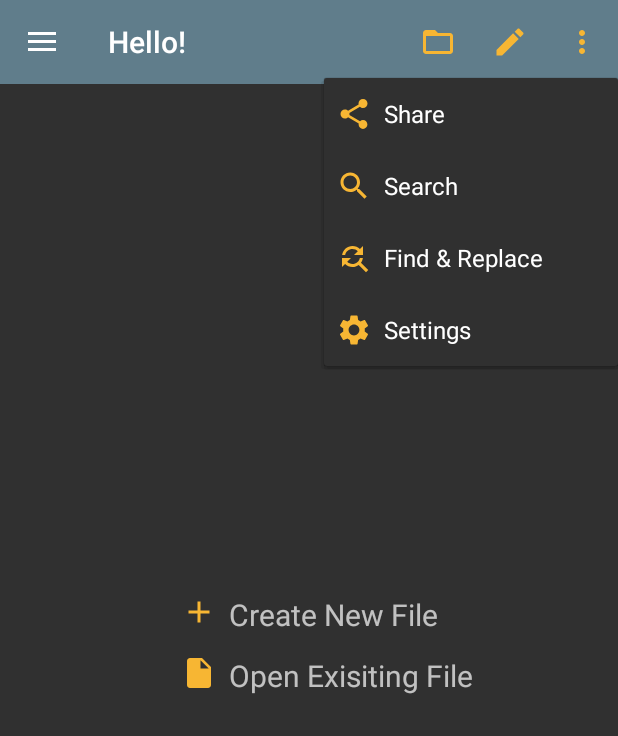
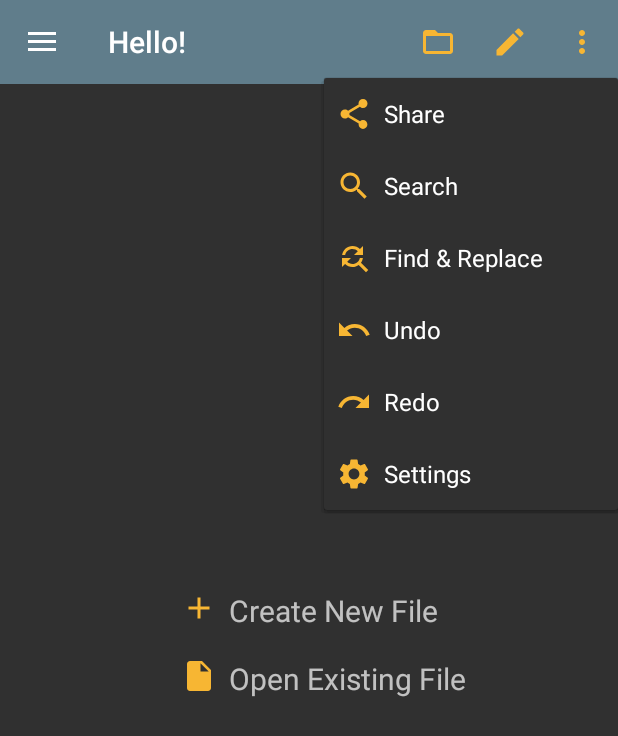
Before and after one commit to dj-2002/Advanced-Code-Editor, an Android app: the screen it shows after launch (MainActivity), after a tap on "menu", on a phone screen of 412 x 824 dp. Shown: the top 736 px of the screen. Run offline under Robolectric (Android 15) with nearby library versions, the phone set to English and light mode, and no system bars; our stand-ins replace Room's generated code; 1 statement that could not run was skipped.

Commit message:
bug undo redo solved

```diff
--- a/app/build.gradle
+++ b/app/build.gradle
@@ -13,7 +13,7 @@ android {
         minSdkVersion 17
         targetSdkVersion 30
         versionCode 5
-        versionName "1.2.2"
+        versionName "1.2.3"
 
         testInstrumentationRunner "androidx.test.runner.AndroidJUnitRunner"
     }
--- a/app/src/main/AndroidManifest.xml
+++ b/app/src/main/AndroidManifest.xml
@@ -31,7 +31,7 @@
             android:name=".MainActivity"
             android:exported="true">
             <intent-filter>
-
+                <category android:name="android.intent.category.DEFAULT" />
                 <action android:name="android.intent.action.SEND" />
 
             </intent-filter>
--- a/app/src/main/java/com/nbow/advanceeditor/MyEditText.kt
+++ b/app/src/main/java/com/nbow/advanceeditor/MyEditText.kt
@@ -196,7 +196,7 @@ class MyEditText : AppCompatEditText {
     private fun setSpannableString(textString:String,start:Int = 0){
 
         val preferences = PreferenceManager.getDefaultSharedPreferences(context)
-        val syntaxColor:Boolean = preferences.getBoolean("syntax_color",false)
+        val syntaxColor:Boolean = preferences.getBoolean("syntax_color",true)
         Log.e(TAG, ":$syntaxColor ", )
         if(syntaxColor) {
 
--- /dev/null
+++ b/app/src/main/res/drawable/ic_redo.xml
@@ -0,0 +1,10 @@
+<vector xmlns:android="http://schemas.android.com/apk/res/android"
+    android:width="24dp"
+    android:height="24dp"
+    android:viewportWidth="24"
+    android:viewportHeight="24"
+    android:tint="?attr/colorControlNormal">
+    <path
+        android:fillColor="@android:color/white"
+        android:pathData="M18.4,10.6C16.55,8.99 14.15,8 11.5,8c-4.65,0 -8.58,3.03 -9.96,7.22L3.9,16c1.05,-3.19 4.05,-5.5 7.6,-5.5 1.95,0 3.73,0.72 5.12,1.88L13,16h9V7l-3.6,3.6z"/>
+</vector>
--- /dev/null
+++ b/app/src/main/res/drawable/ic_undo.xml
@@ -0,0 +1,10 @@
+<vector xmlns:android="http://schemas.android.com/apk/res/android"
+    android:width="24dp"
+    android:height="24dp"
+    android:viewportWidth="24"
+    android:viewportHeight="24"
+    android:tint="?attr/colorControlNormal">
+    <path
+        android:fillColor="@android:color/white"
+        android:pathData="M12.5,8c-2.65,0 -5.05,0.99 -6.9,2.6L2,7v9h9l-3.62,-3.62c1.39,-1.16 3.16,-1.88 5.12,-1.88 3.54,0 6.55,2.31 7.6,5.5l2.37,-0.78C21.08,11.03 17.15,8 12.5,8z"/>
+</vector>
--- a/app/src/main/res/layout/no_tab_layout.xml
+++ b/app/src/main/res/layout/no_tab_layout.xml
@@ -11,7 +11,7 @@
         android:layout_width="wrap_content"
         android:layout_height="wrap_content"
         android:orientation="horizontal"
-        android:paddingBottom="5dp"
+        android:paddingBottom="10dp"
         app:layout_constraintBottom_toBottomOf="parent"
         app:layout_constraintEnd_toEndOf="parent"
         app:layout_constraintStart_toStartOf="parent"
@@ -67,7 +67,7 @@
             android:layout_width="wrap_content"
             android:layout_height="wrap_content"
             android:layout_marginStart="8dp"
-            android:text="Open Exisiting File"
+            android:text="Open Existing File"
             android:textSize="20sp"
             app:layout_constraintStart_toEndOf="@+id/imageView2"
             app:layout_constraintTop_toTopOf="parent" />
--- a/app/src/main/res/menu/menu_bottom.xml
+++ b/app/src/main/res/menu/menu_bottom.xml
@@ -25,10 +25,10 @@
         app:showAsAction="always"
         />
     <item
-        android:id="@+id/search_replace"
+        android:id="@+id/open"
         android:enabled="true"
-        android:title="@string/find_amp_replace"
-        android:icon="@drawable/ic_find_replace"
+        android:title="@string/open"
+        android:icon="@drawable/ic_folder_open"
         app:showAsAction="always"
         />
 
--- a/app/src/main/res/menu/overflow_menu.xml
+++ b/app/src/main/res/menu/overflow_menu.xml
@@ -22,6 +22,19 @@
         app:showAsAction="never"
         />
 
+    <item
+        android:id="@+id/undo_change"
+        android:title="Undo"
+        android:icon="@drawable/ic_undo"
+        app:showAsAction="ifRoom"/>
+
+
+    <item
+        android:id="@+id/redo_change"
+        android:title="Redo"
+        app:showAsAction="ifRoom"
+        android:icon="@drawable/ic_redo">
+    </item>
 
 
 
--- /dev/null
+++ b/app/src/main/res/menu/undo_redo_menu.xml
@@ -0,0 +1,18 @@
+<?xml version="1.0" encoding="utf-8"?>
+<menu xmlns:android="http://schemas.android.com/apk/res/android"
+    xmlns:app="http://schemas.android.com/apk/res-auto">
+
+    <item
+        android:id="@+id/undo_change"
+        android:title="Undo"
+        android:icon="@drawable/ic_undo"
+        app:showAsAction="ifRoom"></item>
+
+    <item
+        android:id="@+id/redo_change"
+        android:title="Redo"
+        app:showAsAction="ifRoom"
+        android:icon="@drawable/ic_redo">
+    </item>
+
+</menu>
--- a/app/src/main/res/values/array.xml
+++ b/app/src/main/res/values/array.xml
@@ -1,6 +1,10 @@
 <?xml version="1.0" encoding="utf-8"?>
 <resources>
     <string-array name="font_style_array">
-        <item></item>
+        <item>DEFAULT</item>
+        <item>DEFAULT_BOLD</item>
+        <item>MONOSPACE</item>
+        <item>SANS_SARIF</item>
+        <item>SERIF</item>
     </string-array>
 </resources>
```
Also changed, not shown: app/src/main/java/com/nbow/TextViewUndoRedo.kt (added, +408 -0 lines), app/src/main/java/com/nbow/advanceeditor/EditorFragment.kt (+37 -1 lines), app/src/main/java/com/nbow/advanceeditor/MainActivity.kt (+105 -2 lines), app/src/main/res/drawable/ic_font.xml (added, +10 -0 lines), app/src/main/res/xml/root_preference.xml (+12 -5 lines), 1 other file.
